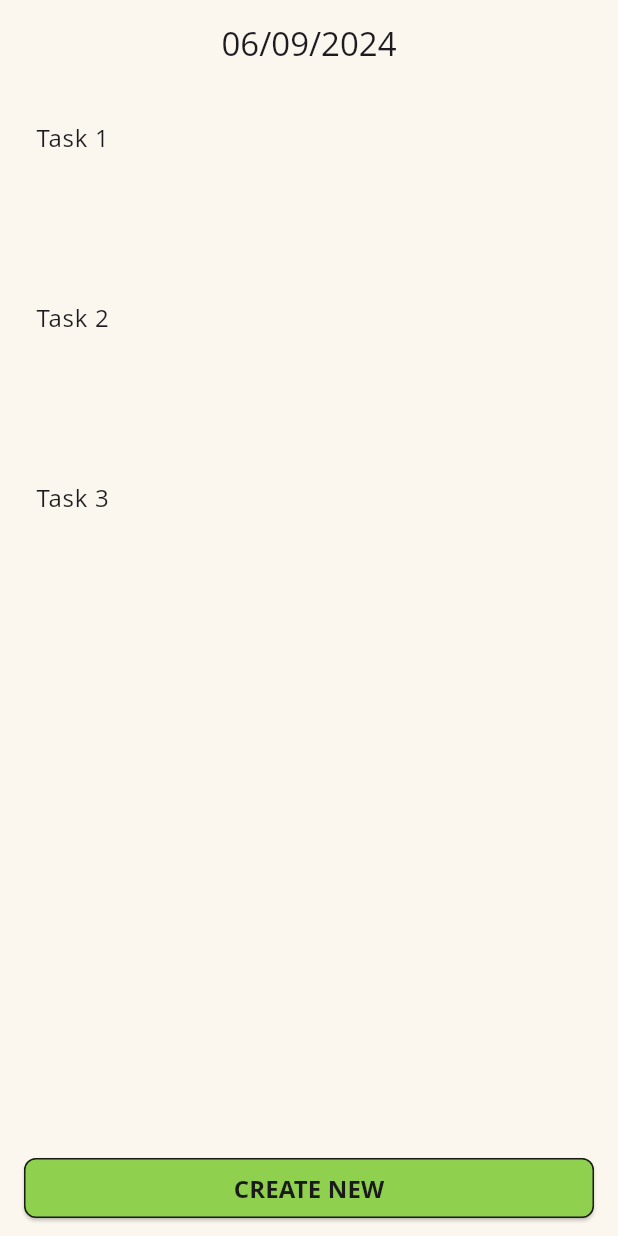
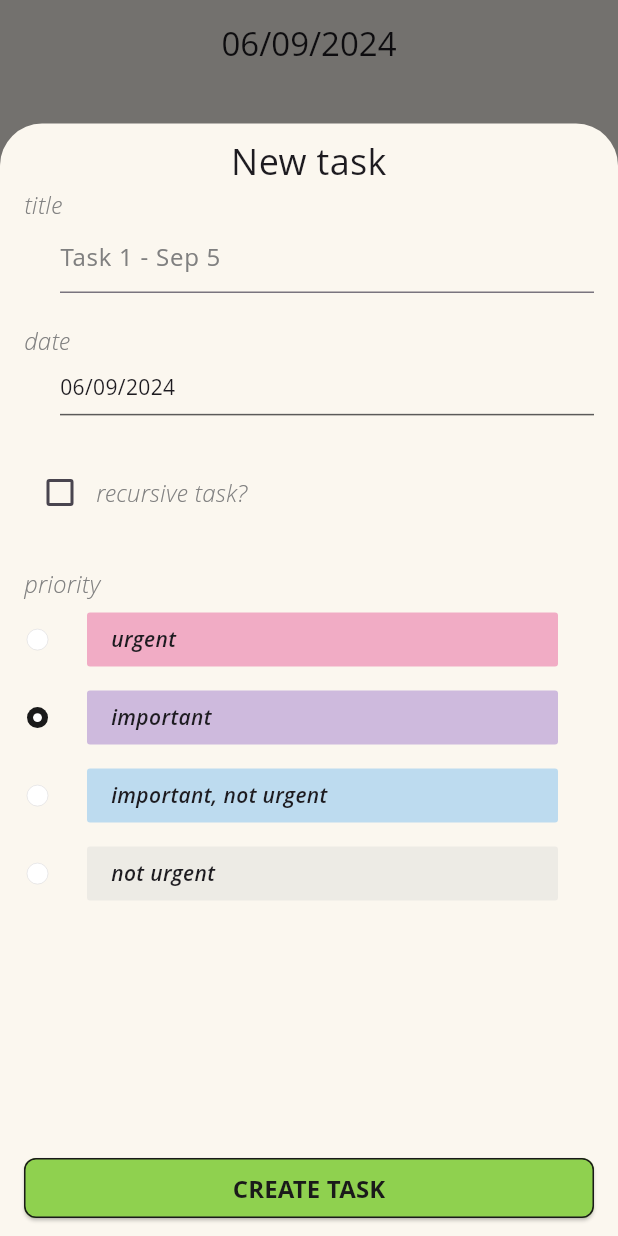
Before and after one commit to andersonbelli/UrgentDaily, a Flutter app: the screen it shows after launch, after a tap on "CREATE NEW", on a phone screen of 412 x 824 dp. Run offline on Flutter 3.47's test engine with Material 3 defaults, Android fonts, the phone set to English and light mode, and no system bars; our stand-ins replace table_calendar; missing offline and left inert: mobkit_dashed_border; generated files the repository leaves out were written again; Roboto replaces fonts that are missing (Open Sans).

Commit message:
Creation of 'Task' View and Controller, Updating TaskPriority Enum, and adding 'CreatenewTask' modal

```diff
--- /dev/null
+++ b/lib/src/controllers/task/task.controller.dart
@@ -0,0 +1,38 @@
+import 'package:flutter/material.dart';
+
+import '../../helpers/enums/priority.enum.dart';
+import '../../helpers/enums/recursive_days.enum.dart';
+import '../base_controller.dart';
+
+class TaskController extends BaseController with ChangeNotifier {
+  final TextEditingController title = TextEditingController();
+
+  TaskPriority taskPriority = TaskPriority.IMPORTANT;
+
+  bool isRecursive = false;
+  Map<RecursiveDay, bool> selectedDaysOfWeek = {};
+
+  /// Task state
+  void toggleRecursive({bool? recursive}) {
+    if (recursive == null) {
+      isRecursive = !isRecursive;
+    } else {
+      isRecursive = recursive;
+    }
+
+    notifyListeners();
+  }
+
+  void selectRecursiveDay(RecursiveDay day, bool selected) {
+    selectedDaysOfWeek[day] = selected;
+    notifyListeners();
+  }
+
+  void selectTaskPriority(TaskPriority? priority) {
+    if (priority != null) {
+      taskPriority = priority;
+      print('task ' + taskPriority.name);
+    }
+    notifyListeners();
+  }
+}
--- a/lib/src/helpers/enums/priority.enum.dart
+++ b/lib/src/helpers/enums/priority.enum.dart
@@ -1,3 +1,29 @@
 // ignore_for_file: constant_identifier_names
 
-enum TaskPriority { URGENT, IMPORTANT, IMPORTANT_NOT_URGENT, NOT_IMPORTANT }
+import 'package:flutter/material.dart';
+
+import '../constants/colors.constants.dart';
+
+enum TaskPriority {
+  URGENT,
+  IMPORTANT,
+  IMPORTANT_NOT_URGENT,
+  NOT_IMPORTANT;
+
+  String get name => toString().split('_').join(' ');
+
+  Color get color {
+    switch (this) {
+      case URGENT:
+        return AppColors.PINK;
+      case IMPORTANT:
+        return AppColors.PURPLE;
+      case IMPORTANT_NOT_URGENT:
+        return AppColors.BLUE_LIGHT;
+      case NOT_IMPORTANT:
+        return AppColors.GRAY_LIGHT;
+      default:
+        return AppColors.GRAY_LIGHT;
+    }
+  }
+}
--- a/lib/src/views/home/home.view.dart
+++ b/lib/src/views/home/home.view.dart
@@ -1,9 +1,10 @@
 import 'package:flutter/material.dart';
 
 import '../../controllers/home/home.controller.dart';
+import '../../controllers/task/task.controller.dart';
 import '../../helpers/extensions/datetime_formatter.dart';
+import '../task/widgets/calendar_picker.widget.dart';
 import 'widgets/create_new_task.widget.dart';
-import 'widgets/home_calendar.widget.dart';
 import 'widgets/no_tasks_yet.widget.dart';
 
 class HomeView extends StatefulWidget {
@@ -56,7 +57,7 @@ class _HomeViewState extends State<HomeView> {
                                 onTap: () {
                                   showModalBottomSheet(
                                     context: context,
-                                    builder: (context) => HomeCalendarWidget(
+                                    builder: (context) => CalendarPickerWidget(
                                       selectedDate: widget
                                           .homeController.tasks[index].taskDate,
                                     ),
@@ -66,7 +67,9 @@ class _HomeViewState extends State<HomeView> {
                             },
                           ),
                   ),
-                  const CreateNewTask(),
+                  CreateNewTask(
+                    taskController: TaskController(), /// TODO: Dependency Injection (DI) here.
+                  ),
                 ],
               ),
             ],
--- a/lib/src/views/home/widgets/create_new_task.widget.dart
+++ b/lib/src/views/home/widgets/create_new_task.widget.dart
@@ -1,11 +1,16 @@
 import 'package:flutter/material.dart';
 import 'package:flutter_gen/gen_l10n/app_localizations.dart';
 
+import '../../../controllers/task/task.controller.dart';
+import '../../../helpers/constants/colors.constants.dart';
+import '../../task/task.view.dart';
 import '../../widgets/dashed_border.widget.dart';
 import '../../widgets/green_button.widget.dart';
 
 class CreateNewTask extends StatelessWidget {
-  const CreateNewTask({super.key});
+  const CreateNewTask({super.key, required this.taskController});
+
+  final TaskController taskController;
 
   @override
   Widget build(BuildContext context) {
@@ -14,7 +19,20 @@ class CreateNewTask extends StatelessWidget {
         const DashedDivider(),
         GreenButton(
           text: AppLocalizations.of(context)!.createNew,
-          onTap: () => print(''),
+          onTap: () => showModalBottomSheet(
+            context: context,
+            isScrollControlled: true,
+            backgroundColor: AppColors.CREAM,
+            builder: (context) => FractionallySizedBox(
+              heightFactor: 0.9,
+              child: ListenableBuilder(
+                listenable: taskController,
+                builder: (context, _) => TaskView(
+                  taskController: taskController,
+                ),
+              ),
+            ),
+          ),
         ),
       ],
     );
--- /dev/null
+++ b/lib/src/views/task/task.view.dart
@@ -0,0 +1,355 @@
+import 'package:flutter/cupertino.dart';
+import 'package:flutter/material.dart';
+
+import '../../controllers/task/task.controller.dart';
+import '../../helpers/constants/colors.constants.dart';
+import '../../helpers/constants/padding.constants.dart';
+import '../../helpers/constants/text_sizes.constants.dart';
+import '../../helpers/enums/priority.enum.dart';
+import '../../helpers/enums/recursive_days.enum.dart';
+import '../widgets/dashed_border.widget.dart';
+import '../widgets/green_button.widget.dart';
+import 'widgets/calendar_picker.widget.dart';
+
+class TaskView extends StatelessWidget {
+  const TaskView({
+    super.key,
+    required this.taskController,
+  });
+
+  final TaskController taskController;
+
+  @override
+  Widget build(BuildContext context) {
+    return Column(
+      children: [
+        Expanded(
+          child: Padding(
+            padding: const EdgeInsets.symmetric(
+              vertical: AppPadding.SMALL,
+              horizontal: AppPadding.MEDIUM,
+            ),
+            child: SingleChildScrollView(
+              child: Column(
+                children: [
+                  const SizedBox(
+                    width: double.infinity,
+                    child: Text(
+                      'New task',
+                      textAlign: TextAlign.center,
+                      style: TextStyle(
+                        fontSize: AppTextSize.LARGE,
+                      ),
+                    ),
+                  ),
+                  TaskFieldWithTitle(
+                    title: 'title',
+                    child: TextFormField(
+                      decoration: const InputDecoration(
+                        hintText: 'Task 1 - Sep 5',
+                        hintStyle: TextStyle(
+                          color: AppColors.GRAY,
+                        ),
+                      ),
+                      controller: taskController.title,
+                      validator: (value) {
+                        if (value == null || value.trim().isEmpty) {
+                          return 'Title is required';
+                        }
+                        return null;
+                      },
+                    ),
+                  ),
+                  TaskFieldWithTitle(
+                    title: 'date',
+                    child: SizedBox(
+                      width: double.infinity,
+                      child: CalendarPickerWidget(
+                        selectedDate: DateTime.now(),
+                      ),
+                    ),
+                  ),
+                  Row(
+                    children: [
+                      Checkbox(
+                        value: taskController.isRecursive,
+                        onChanged: (value) {
+                          taskController.toggleRecursive(recursive: value);
+                        },
+                        checkColor: AppColors.DARK,
+                        activeColor: AppColors.GREEN,
+                      ),
+                      GestureDetector(
+                        onTap: () {
+                          taskController.toggleRecursive();
+                        },
+                        child: const Text(
+                          'recursive task?',
+                          style: TextStyle(
+                            fontSize: AppTextSize.MEDIUM,
+                            color: AppColors.GRAY,
+                            fontWeight: FontWeight.w100,
+                            fontStyle: FontStyle.italic,
+                          ),
+                        ),
+                      ),
+                    ],
+                  ),
+                  const SizedBox(height: 5),
+                  Visibility(
+                    visible: taskController.isRecursive,
+                    child: DaysOfWeekRow(
+                      onSelectedDaysOfWeek: taskController.selectRecursiveDay,
+                      selectedDays: taskController.selectedDaysOfWeek,
+                    ),
+                  ),
+                  const SizedBox(height: 20),
+                  Column(
+                    crossAxisAlignment: CrossAxisAlignment.start,
+                    children: [
+                      const Text(
+                        'priority',
+                        style: TextStyle(
+                          fontSize: AppTextSize.MEDIUM,
+                          color: AppColors.GRAY,
+                          fontWeight: FontWeight.w100,
+                          fontStyle: FontStyle.italic,
+                        ),
+                      ),
+                      RadioPriority(
+                        title: 'urgent',
+                        groupPriority: taskController.taskPriority,
+                        priority: TaskPriority.URGENT,
+                        selectedPriority: taskController.selectTaskPriority,
+                      ),
+                      RadioPriority(
+                        title: 'important',
+                        groupPriority: taskController.taskPriority,
+                        priority: TaskPriority.IMPORTANT,
+                        selectedPriority: taskController.selectTaskPriority,
+                      ),
+                      RadioPriority(
+                        title: 'important, not urgent',
+                        groupPriority: taskController.taskPriority,
+                        priority: TaskPriority.IMPORTANT_NOT_URGENT,
+                        selectedPriority: taskController.selectTaskPriority,
+                      ),
+                      RadioPriority(
+                        title: 'not urgent',
+                        groupPriority: taskController.taskPriority,
+                        priority: TaskPriority.NOT_IMPORTANT,
+                        selectedPriority: taskController.selectTaskPriority,
+                      ),
+                    ],
+                  ),
+                ],
+              ),
+            ),
+          ),
+        ),
+        GreenButton(text: 'CREATE TASK', onTap: () => print('Task created')),
+      ],
+    );
+  }
+}
+
+class TaskFieldWithTitle extends StatelessWidget {
+  const TaskFieldWithTitle({
+    super.key,
+    required this.title,
+    required this.child,
+  });
+
+  final String title;
+  final Widget child;
+
+  @override
+  Widget build(BuildContext context) {
+    return Column(
+      crossAxisAlignment: CrossAxisAlignment.start,
+      children: [
+        Text(
+          title,
+          style: const TextStyle(
+            fontSize: AppTextSize.MEDIUM,
+            color: AppColors.GRAY,
+            fontWeight: FontWeight.w100,
+            fontStyle: FontStyle.italic,
+          ),
+        ),
+        Padding(
+          padding: const EdgeInsets.only(left: 24.0),
+          child: child,
+        ),
+        const SizedBox(
+          height: 20,
+        ),
+      ],
+    );
+  }
+}
+
+class RadioPriority extends StatelessWidget {
+  const RadioPriority({
+    super.key,
+    required this.title,
+    required this.groupPriority,
+    required this.priority,
+    required this.selectedPriority,
+  });
+
+  final String title;
+  final TaskPriority groupPriority;
+  final TaskPriority priority;
+  final ValueChanged<TaskPriority?> selectedPriority;
+
+  @override
+  Widget build(BuildContext context) {
+    return GestureDetector(
+      onTap: () => selectedPriority(priority),
+      child: Row(
+        children: [
+          CupertinoRadio(
+            activeColor: AppColors.DARK,
+            value: priority,
+            groupValue: groupPriority,
+            onChanged: (value) => selectedPriority(value),
+          ),
+          Expanded(
+            child: Container(
+              padding: const EdgeInsets.symmetric(vertical: AppPadding.SMALL),
+              width: double.infinity,
+              margin: const EdgeInsets.symmetric(
+                horizontal: AppPadding.MEDIUM,
+              ),
+              child: DashedDivider(
+                dashLength: 6,
+                child: Container(
+                  decoration: BoxDecoration(
+                    borderRadius: BorderRadius.circular(2),
+                    color: priority.color.withOpacity(0.3),
+                  ),
+                  padding: const EdgeInsets.symmetric(
+                    horizontal: AppPadding.MEDIUM,
+                    vertical: AppPadding.SMALL,
+                  ),
+                  child: Text(
+                    title,
+                    style: const TextStyle(
+                      fontWeight: FontWeight.w600,
+                      fontStyle: FontStyle.italic,
+                    ),
+                  ),
+                ),
+              ),
+            ),
+          ),
+        ],
+      ),
+    );
+  }
+}
+
+class DaysOfWeekRow extends StatelessWidget {
+  final Function(RecursiveDay day, bool selected) onSelectedDaysOfWeek;
+  final Map<RecursiveDay, bool> selectedDays;
+
+  const DaysOfWeekRow({
+    super.key,
+    required this.onSelectedDaysOfWeek,
+    required this.selectedDays,
+  });
+
+  @override
+  Widget build(BuildContext context) {
+    return Row(
+      mainAxisAlignment: MainAxisAlignment.spaceEvenly,
+      children: [
+        DaysOfWeekItem(
+          dayOfWeek: 'Sun',
+          daySelected: (value) {
+            onSelectedDaysOfWeek(RecursiveDay.SUN, value);
+          },
+          selected: selectedDays[RecursiveDay.SUN] == true,
+        ),
+        DaysOfWeekItem(
+          dayOfWeek: 'Mon',
+          daySelected: (value) {
+            onSelectedDaysOfWeek(RecursiveDay.MON, value);
+          },
+          selected: selectedDays[RecursiveDay.MON] == true,
+        ),
+        DaysOfWeekItem(
+          dayOfWeek: 'Tue',
+          daySelected: (value) {
+            onSelectedDaysOfWeek(RecursiveDay.TUE, value);
+          },
+          selected: selectedDays[RecursiveDay.TUE] == true,
+        ),
+        DaysOfWeekItem(
+          dayOfWeek: 'Wed',
+          daySelected: (value) {
+            onSelectedDaysOfWeek(RecursiveDay.WED, value);
+          },
+          selected: selectedDays[RecursiveDay.WED] == true,
+        ),
+        DaysOfWeekItem(
+          dayOfWeek: 'Thu',
+          daySelected: (value) {
+            onSelectedDaysOfWeek(RecursiveDay.THU, value);
+          },
+          selected: selectedDays[RecursiveDay.THU] == true,
+        ),
+        DaysOfWeekItem(
+          dayOfWeek: 'Fri',
+          daySelected: (value) {
+            onSelectedDaysOfWeek(RecursiveDay.FRI, value);
+          },
+          selected: selectedDays[RecursiveDay.FRI] == true,
+        ),
+        DaysOfWeekItem(
+          dayOfWeek: 'Sat',
+          daySelected: (value) {
+            onSelectedDaysOfWeek(RecursiveDay.SAT, value);
+          },
+          selected: selectedDays[RecursiveDay.SAT] == true,
+        ),
+      ],
+    );
+  }
+}
+
+class DaysOfWeekItem extends StatelessWidget {
+  final String dayOfWeek;
+  final ValueChanged<bool> daySelected;
+  final bool selected;
+
+  const DaysOfWeekItem({
+    super.key,
+    required this.dayOfWeek,
+    required this.daySelected,
+    required this.selected,
+  });
+
+  @override
+  Widget build(BuildContext context) {
+    return FilterChip(
+      shape: const CircleBorder(),
+      showCheckmark: false,
+      color: selected
+          ? WidgetStateProperty.all(AppColors.DARK)
+          : WidgetStateProperty.all(Colors.transparent),
+      label: Padding(
+        padding: const EdgeInsets.all(8.0),
+        child: Text(
+          dayOfWeek,
+          style: TextStyle(
+            color: selected ? AppColors.GREEN : AppColors.DARK,
+          ),
+        ),
+      ),
+      selected: selected,
+      onSelected: daySelected,
+    );
+  }
+}
```
